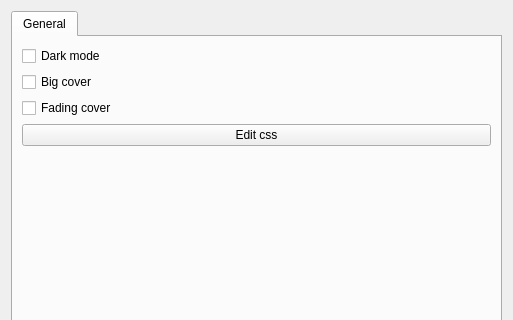
This is src/Gui/Preferences/UiPreferences/GUI_UiPreferences.ui in Inferno214221/sayonara-player as Qt 5 draws it before an edit; both pictures show x 0 to 513 and y 0 to 320 of the 513 by 554 pixel window. The edited form follows.
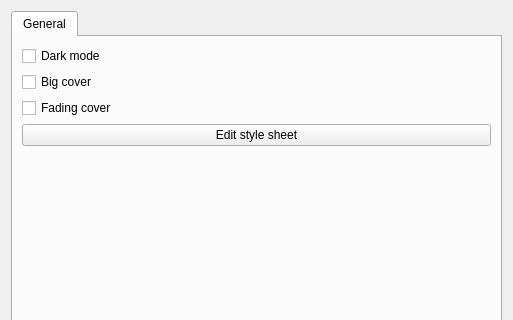
This is the edited form.

The edit to the form file:
```diff
--- a/src/Gui/Preferences/UiPreferences/GUI_UiPreferences.ui
+++ b/src/Gui/Preferences/UiPreferences/GUI_UiPreferences.ui
@@ -61,7 +61,7 @@
        <item row="3" column="0">
         <widget class="QPushButton" name="btn_editCss">
          <property name="text">
-          <string>Edit css</string>
+          <string>Edit style sheet</string>
          </property>
         </widget>
        </item>
```
